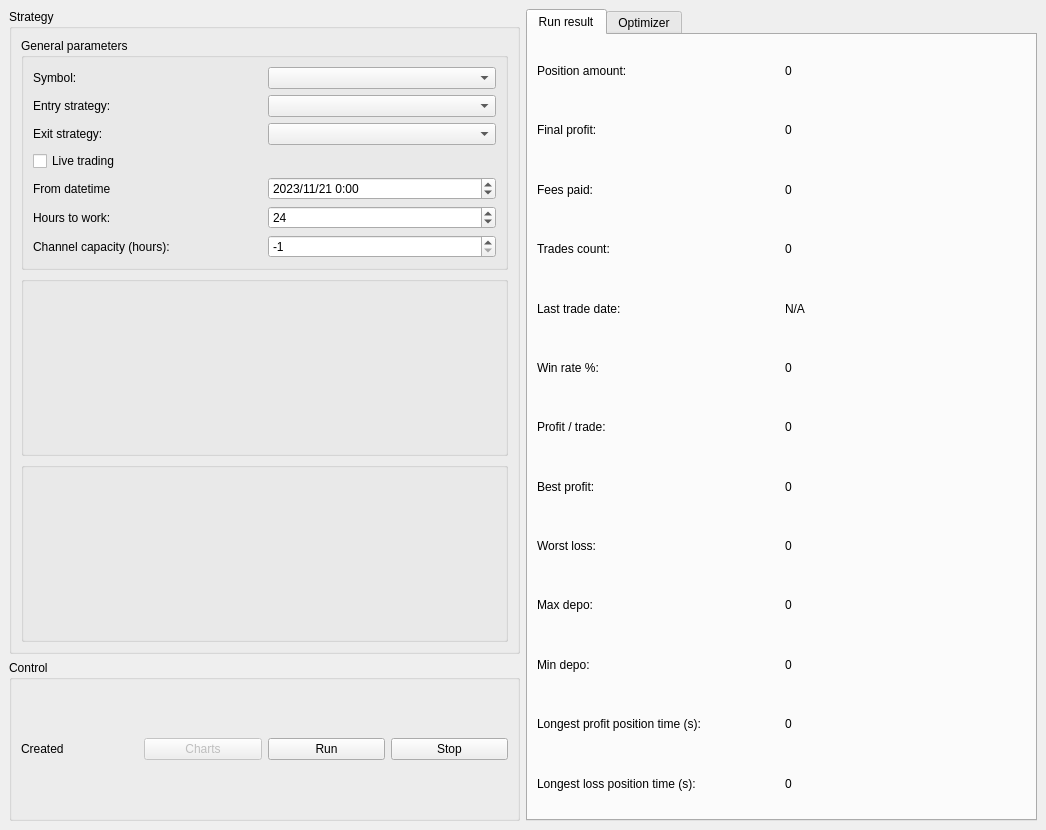
Above: frontend/mainwindow.ui from 84k491/crypto_cpp before the change. Below: the same form after it.
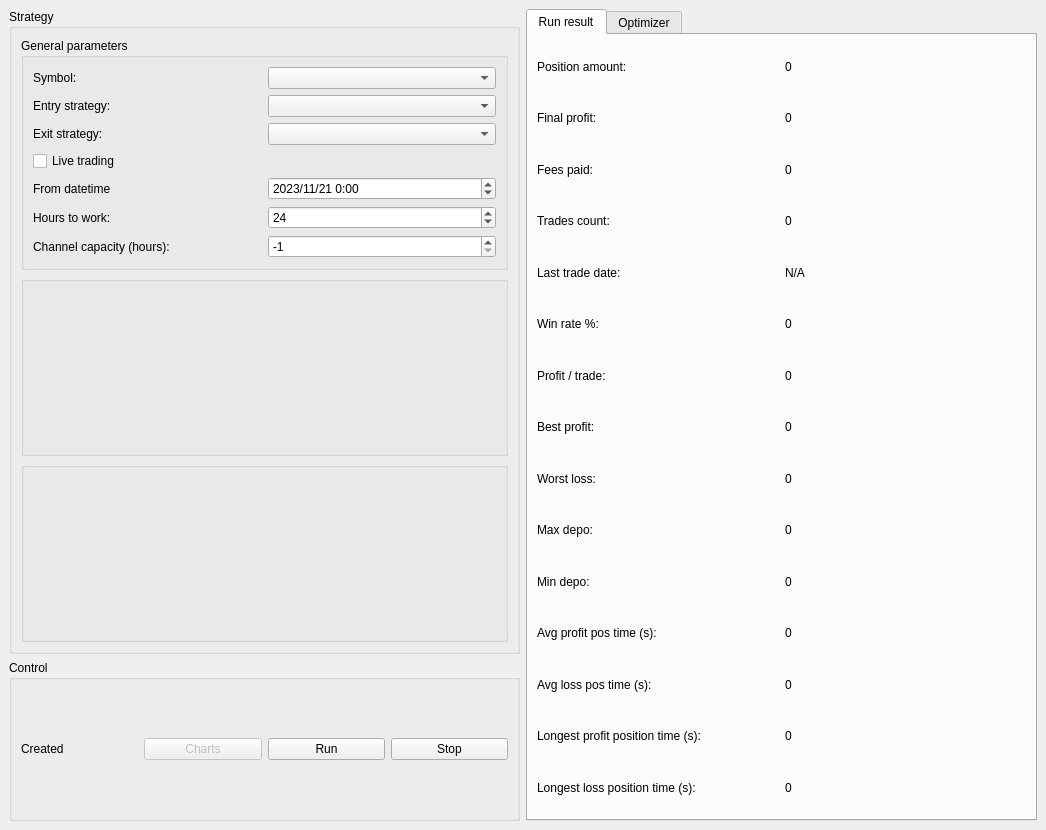
That is the form after the change. Custom widgets are drawn as their Qt base class.

Commit message: Add avg profit/loss pos time in strategy result

The edit to the form file:
```diff
--- a/frontend/mainwindow.ui
+++ b/frontend/mainwindow.ui
@@ -453,6 +453,42 @@
           </item>
          </layout>
         </item>
+        <item>
+         <layout class="QHBoxLayout" name="horizontalLayout_23">
+          <item>
+           <widget class="QLabel" name="label_21">
+            <property name="text">
+             <string>Avg profit pos time (s): </string>
+            </property>
+           </widget>
+          </item>
+          <item>
+           <widget class="QLabel" name="lb_avg_profit_pos_time">
+            <property name="text">
+             <string>0</string>
+            </property>
+           </widget>
+          </item>
+         </layout>
+        </item>
+        <item>
+         <layout class="QHBoxLayout" name="horizontalLayout_24">
+          <item>
+           <widget class="QLabel" name="label_22">
+            <property name="text">
+             <string>Avg loss pos time (s): </string>
+            </property>
+           </widget>
+          </item>
+          <item>
+           <widget class="QLabel" name="lb_avg_loss_pos_time">
+            <property name="text">
+             <string>0</string>
+            </property>
+           </widget>
+          </item>
+         </layout>
+        </item>
         <item>
          <layout class="QHBoxLayout" name="horizontalLayout_17">
           <item>
```
The commit also changes 4 other files.
